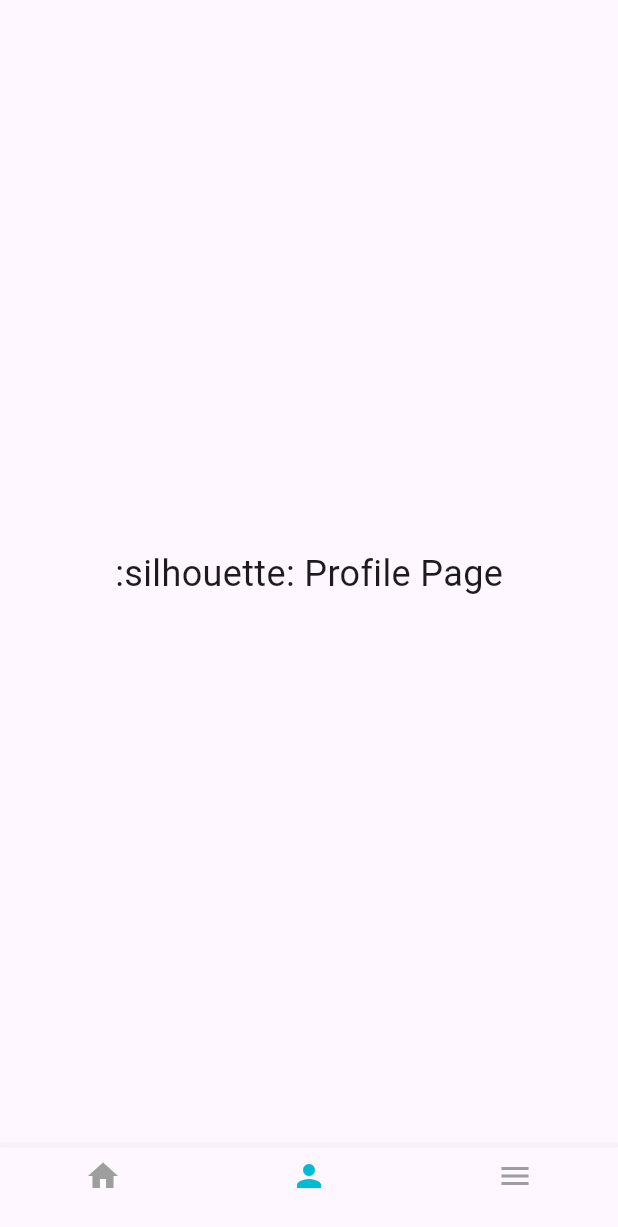
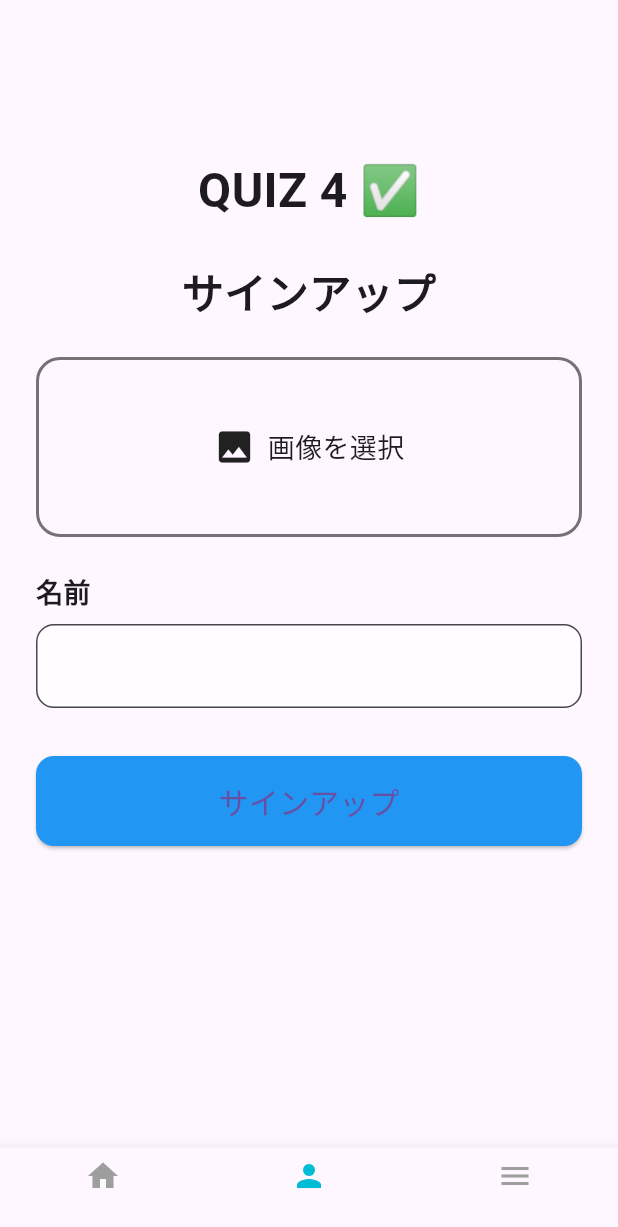
Before and after one commit to EiPhyuHtun/fequiz, a Flutter app: the screen it shows after launch, item 2 of the bottom bar chosen, on a phone screen of 412 x 824 dp. Shown: the top 1227 px of the screen. Run offline on Flutter 3.47's test engine with Material 3 defaults, Android fonts, the phone set to English and light mode, and no system bars; our stand-ins replace image_picker.

Commit message:
connect_sql

```diff
--- a/lib/main.dart
+++ b/lib/main.dart
@@ -1,7 +1,13 @@
+import 'dart:io' as io;
+import 'package:flutter/foundation.dart';
 import 'package:flutter/material.dart';
+import 'package:image_picker/image_picker.dart';
+import 'package:http/http.dart' as http;
+
 void main() {
   runApp(QuizApp());
 }
+
 class QuizApp extends StatelessWidget {
   @override
   Widget build(BuildContext context) {
@@ -11,11 +17,12 @@
     );
   }
 }
-// :white_tick: Splash Screen
+
 class SplashScreen extends StatefulWidget {
   @override
   _SplashScreenState createState() => _SplashScreenState();
 }
+
 class _SplashScreenState extends State<SplashScreen> {
   @override
   void initState() {
@@ -26,6 +33,7 @@
       );
     });
   }
+
   @override
   Widget build(BuildContext context) {
     return Scaffold(
@@ -40,18 +48,21 @@
     );
   }
 }
-// :white_tick: Main Screen with BottomNavigationBar
+
 class MainTabScreen extends StatefulWidget {
   @override
   _MainTabScreenState createState() => _MainTabScreenState();
 }
+
 class _MainTabScreenState extends State<MainTabScreen> {
   int _currentIndex = 0;
+
   final List<Widget> _pages = [
     ExamTypeScreen(),
     ProfileScreen(),
     MenuScreen(),
   ];
+
   @override
   Widget build(BuildContext context) {
     return Scaffold(
@@ -74,7 +85,7 @@
     );
   }
 }
-// :white_tick: Exam Type Screen
+
 class ExamTypeScreen extends StatelessWidget {
   final List<Map<String, String>> examTypes = [
     {'year': '2024', 'month': 'October', 'image': 'assets/images/2024.png'},
@@ -84,15 +95,15 @@
     {'year': '2022', 'month': 'October', 'image': 'assets/images/2022.png'},
     {'year': '2022', 'month': 'April', 'image': 'assets/images/20222.png'},
   ];
+
   @override
   Widget build(BuildContext context) {
     final height = MediaQuery.of(context).size.height;
+
     return Scaffold(
       body: Stack(
         children: [
-          // :white_tick: Background
           Container(color: Colors.white),
-          // :white_tick: Curved Header
           ClipPath(
             clipper: BottomWaveClipper(),
             child: Container(
@@ -100,7 +111,6 @@
               color: Colors.cyan,
             ),
           ),
-          // :white_tick: Header Title
           Positioned(
             top: 120,
             left: 24,
@@ -113,16 +123,14 @@
               ),
             ),
           ),
-          // :white_tick: Profile Avatar (top right)
           Positioned(
             top: 50,
             right: 20,
             child: CircleAvatar(
-              backgroundImage: AssetImage('assets/images/people.png'), // Replace with your actual path
+              backgroundImage: AssetImage('assets/images/people.png'),
               radius: 20,
             ),
           ),
-          // :white_tick: Grid Cards
           Padding(
             padding: EdgeInsets.only(top: height * 0.27),
             child: Container(
@@ -183,25 +191,149 @@
     );
   }
 }
-// :white_tick: Dummy Profile Screen
-class ProfileScreen extends StatelessWidget {
+
+class ProfileScreen extends StatefulWidget {
+  @override
+  _ProfileScreenState createState() => _ProfileScreenState();
+}
+
+class _ProfileScreenState extends State<ProfileScreen> {
+  XFile? _pickedFile;
+  final picker = ImagePicker();
+  final nameController = TextEditingController();
+
+  Future<void> _pickImage() async {
+    final pickedFile = await picker.pickImage(source: ImageSource.gallery);
+    if (pickedFile != null) {
+      setState(() {
+        _pickedFile = pickedFile;
+      });
+    }
+  }
+
+  Future<void> _uploadData() async {
+    if (_pickedFile == null || nameController.text.isEmpty) {
+      ScaffoldMessenger.of(context).showSnackBar(
+        SnackBar(content: Text("名前と画像を入力してください")),
+      );
+      return;
+    }
+
+    final uri = Uri.parse("http://10.0.2.2/fequiz/upload_user.php"); // ← Updated here
+    var request = http.MultipartRequest('POST', uri);
+    request.fields['name'] = nameController.text;
+
+    if (kIsWeb) {
+      final bytes = await _pickedFile!.readAsBytes();
+      request.files.add(
+        http.MultipartFile.fromBytes(
+          'image',
+          bytes,
+          filename: _pickedFile!.name,
+        ),
+      );
+    } else {
+      request.files.add(
+        await http.MultipartFile.fromPath("image", _pickedFile!.path),
+      );
+    }
+
+    var response = await request.send();
+    if (response.statusCode == 200) {
+      ScaffoldMessenger.of(context).showSnackBar(
+        SnackBar(content: Text("アップロード成功")),
+      );
+      setState(() {
+        _pickedFile = null;
+        nameController.clear();
+      });
+    } else {
+      ScaffoldMessenger.of(context).showSnackBar(
+        SnackBar(content: Text("アップロード失敗")),
+      );
+    }
+  }
+
   @override
   Widget build(BuildContext context) {
-    return Center(
-      child: Text(":silhouette: Profile Page", style: TextStyle(fontSize: 24)),
+    Widget imagePreview;
+    if (_pickedFile == null) {
+      imagePreview = Row(
+        mainAxisAlignment: MainAxisAlignment.center,
+        children: [
+          Icon(Icons.image, size: 28),
+          SizedBox(width: 8),
+          Text("画像を選択", style: TextStyle(fontSize: 18)),
+        ],
+      );
+    } else if (kIsWeb) {
+      imagePreview = Image.network(_pickedFile!.path);
+    } else {
+      imagePreview = Image.file(io.File(_pickedFile!.path), fit: BoxFit.cover);
+    }
+
+    return Scaffold(
+      body: SingleChildScrollView(
+        padding: const EdgeInsets.all(24.0),
+        child: Column(
+          children: [
+            SizedBox(height: 80),
+            Text("QUIZ 4 ✅", style: TextStyle(fontSize: 32, fontWeight: FontWeight.bold)),
+            SizedBox(height: 24),
+            Text('サインアップ', style: TextStyle(fontSize: 28, fontWeight: FontWeight.bold)),
+            SizedBox(height: 24),
+            GestureDetector(
+              onTap: _pickImage,
+              child: Container(
+                height: 120,
+                width: double.infinity,
+                decoration: BoxDecoration(
+                  border: Border.all(color: Colors.black54, width: 2),
+                  borderRadius: BorderRadius.circular(16),
+                ),
+                child: Center(child: imagePreview),
+              ),
+            ),
+            SizedBox(height: 24),
+            Align(
+              alignment: Alignment.centerLeft,
+              child: Text("名前", style: TextStyle(fontSize: 18, fontWeight: FontWeight.bold)),
+            ),
+            SizedBox(height: 8),
+            TextField(
+              controller: nameController,
+              decoration: InputDecoration(
+                filled: true,
+                fillColor: Colors.white70,
+                border: OutlineInputBorder(borderRadius: BorderRadius.circular(12)),
+              ),
+            ),
+            SizedBox(height: 32),
+            ElevatedButton(
+              onPressed: _uploadData,
+              style: ElevatedButton.styleFrom(
+                minimumSize: Size(double.infinity, 60),
+                backgroundColor: Colors.blue,
+                shape: RoundedRectangleBorder(borderRadius: BorderRadius.circular(12)),
+              ),
+              child: Text("サインアップ", style: TextStyle(fontSize: 20)),
+            ),
+          ],
+        ),
+      ),
     );
   }
 }
-// :white_tick: Dummy Menu Screen
+
 class MenuScreen extends StatelessWidget {
   @override
   Widget build(BuildContext context) {
     return Center(
-      child: Text(":clipboard: Menu Page", style: TextStyle(fontSize: 24)),
+      child: Text("Menu Page", style: TextStyle(fontSize: 24)),
     );
   }
 }
-// :white_tick: Curved Header Clipper
+
 class BottomWaveClipper extends CustomClipper<Path> {
   @override
   Path getClip(Size size) {
@@ -214,6 +346,7 @@
     path.close();
     return path;
   }
+
   @override
   bool shouldReclip(CustomClipper<Path> oldClipper) => false;
 }
--- a/pubspec.yaml
+++ b/pubspec.yaml
@@ -30,7 +30,12 @@ environment:
 dependencies:
   flutter:
     sdk: flutter
+  image_picker: ^1.0.7
+  http: ^0.13.6
 
+# Web support
+dependency_overrides:
+  image_picker_for_web: ^3.0.1
 
   # The following adds the Cupertino Icons font to your application.
   # Use with the CupertinoIcons class for iOS style icons.
```
